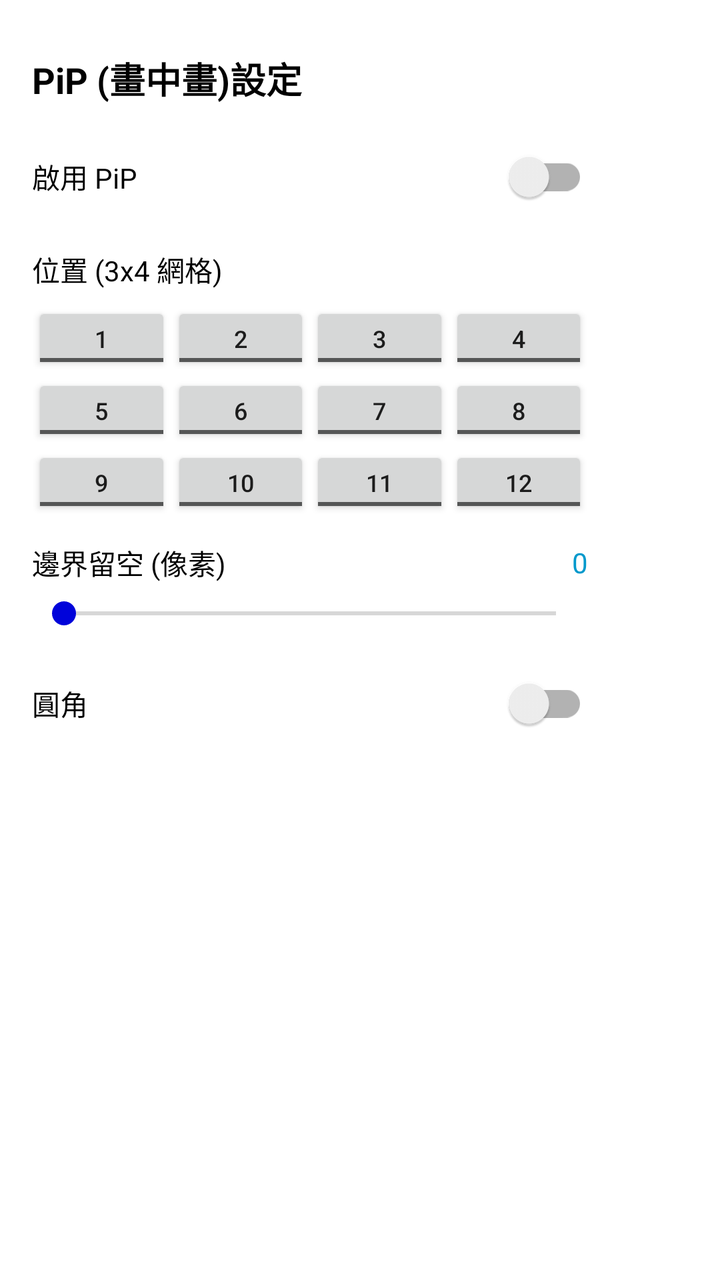
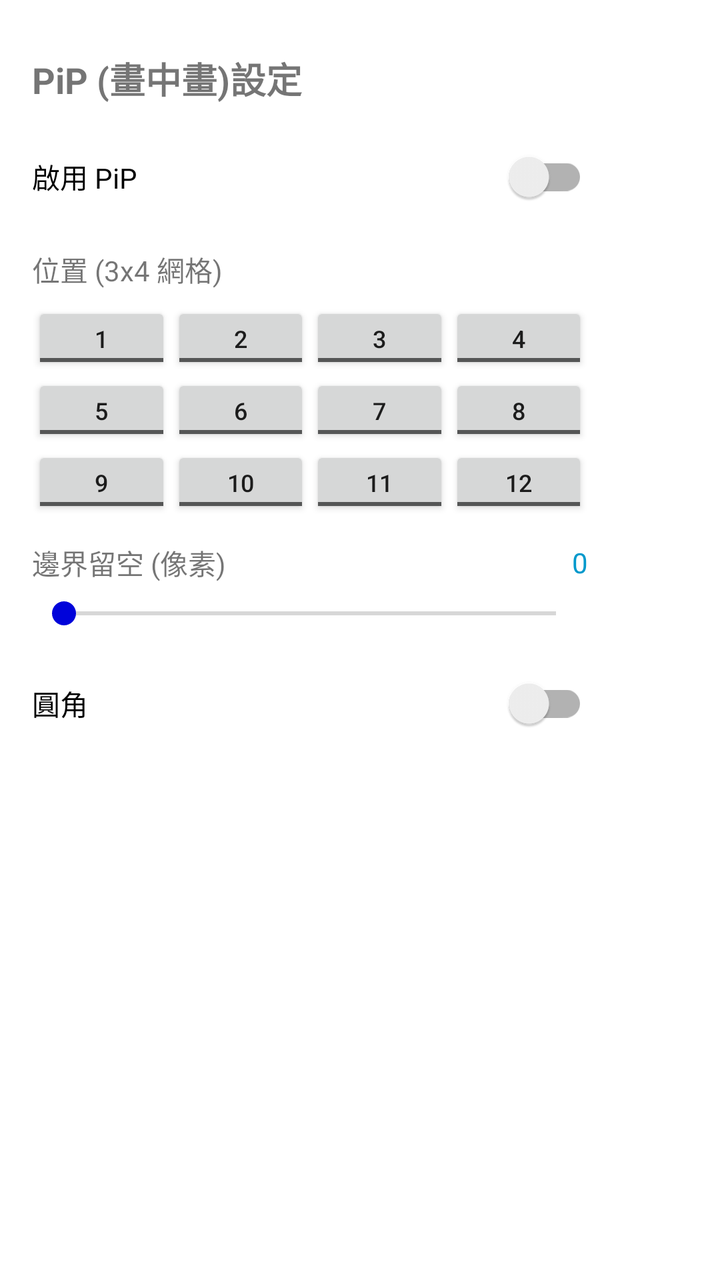

The first picture is an Android layout as it rendered before a commit; the second is the same layout after the commit. The layout source and the unified diff follow.
<!-- AndroidManifest.xml: application theme Theme.MyStreamingApp -->
<!-- res/layout/fragment_pip_settings.xml -->
<?xml version="1.0" encoding="utf-8"?>

<ScrollView xmlns:android="http://schemas.android.com/apk/res/android"
    android:layout_width="match_parent"
    android:layout_height="match_parent"
    android:background="@android:color/white"
    android:paddingTop="10dp"
    android:paddingRight="50dp"
    android:clipToPadding="false">

    <LinearLayout
        android:layout_width="match_parent"
        android:layout_height="wrap_content"
        android:orientation="vertical"
        android:padding="16dp">

        <TextView
            android:layout_width="wrap_content"
            android:layout_height="wrap_content"
            android:text="@string/pip_settings_title"
            android:textSize="18sp"
            android:textStyle="bold"
            android:layout_marginBottom="12dp"
            android:textColor="@android:color/black" />

        <androidx.appcompat.widget.SwitchCompat
            android:id="@+id/pipEnableSwitch"
            android:layout_width="match_parent"
            android:layout_height="wrap_content"
            android:text="@string/enable_pip"
            android:textSize="14sp"
            android:layout_marginBottom="12dp"
            android:textColor="@android:color/black" />

        <TextView
            android:layout_width="wrap_content"
            android:layout_height="wrap_content"
            android:text="@string/pip_position"
            android:textSize="14sp"
            android:layout_marginBottom="6dp"
            android:textColor="@android:color/black" />

        
        <GridLayout
            android:id="@+id/pipPositionGrid"
            android:layout_width="match_parent"
            android:layout_height="wrap_content"
            android:columnCount="4"
            android:rowCount="3"
            android:layout_marginBottom="12dp">
            <ToggleButton android:id="@+id/pos0" android:layout_width="0dp" android:layout_height="36dp" android:layout_columnWeight="1" android:textOff="1" android:textOn="1" android:textSize="12sp" />
            <ToggleButton android:id="@+id/pos1" android:layout_width="0dp" android:layout_height="36dp" android:layout_columnWeight="1" android:textOff="2" android:textOn="2" android:textSize="12sp" />
            <ToggleButton android:id="@+id/pos2" android:layout_width="0dp" android:layout_height="36dp" android:layout_columnWeight="1" android:textOff="3" android:textOn="3" android:textSize="12sp" />
            <ToggleButton android:id="@+id/pos3" android:layout_width="0dp" android:layout_height="36dp" android:layout_columnWeight="1" android:textOff="4" android:textOn="4" android:textSize="12sp" />
            <ToggleButton android:id="@+id/pos4" android:layout_width="0dp" android:layout_height="36dp" android:layout_columnWeight="1" android:textOff="5" android:textOn="5" android:textSize="12sp" />
            <ToggleButton android:id="@+id/pos5" android:layout_width="0dp" android:layout_height="36dp" android:layout_columnWeight="1" android:textOff="6" android:textOn="6" android:textSize="12sp" />
            <ToggleButton android:id="@+id/pos6" android:layout_width="0dp" android:layout_height="36dp" android:layout_columnWeight="1" android:textOff="7" android:textOn="7" android:textSize="12sp" />
            <ToggleButton android:id="@+id/pos7" android:layout_width="0dp" android:layout_height="36dp" android:layout_columnWeight="1" android:textOff="8" android:textOn="8" android:textSize="12sp" />
            <ToggleButton android:id="@+id/pos8" android:layout_width="0dp" android:layout_height="36dp" android:layout_columnWeight="1" android:textOff="9" android:textOn="9" android:textSize="12sp" />
            <ToggleButton android:id="@+id/pos9" android:layout_width="0dp" android:layout_height="36dp" android:layout_columnWeight="1" android:textOff="10" android:textOn="10" android:textSize="12sp" />
            <ToggleButton android:id="@+id/pos10" android:layout_width="0dp" android:layout_height="36dp" android:layout_columnWeight="1" android:textOff="11" android:textOn="11" android:textSize="12sp" />
            <ToggleButton android:id="@+id/pos11" android:layout_width="0dp" android:layout_height="36dp" android:layout_columnWeight="1" android:textOff="12" android:textOn="12" android:textSize="12sp" />
        </GridLayout>

        <LinearLayout
            android:layout_width="match_parent"
            android:layout_height="wrap_content"
            android:orientation="horizontal"
            android:gravity="center_vertical"
            android:layout_marginBottom="6dp">

            <TextView
                android:layout_width="0dp"
                android:layout_height="wrap_content"
                android:layout_weight="1"
                android:text="@string/pip_padding"
                android:textSize="14sp"
                android:textColor="@android:color/black" />

            <TextView
                android:id="@+id/pipPaddingValue"
                android:layout_width="wrap_content"
                android:layout_height="wrap_content"
                android:text="0"
                android:textSize="14sp"
                android:textColor="@android:color/holo_blue_dark" />
        </LinearLayout>

        <SeekBar
            android:id="@+id/pipPaddingSeekBar"
            android:layout_width="match_parent"
            android:layout_height="wrap_content"
            android:max="5"
            android:progress="0"
            android:layout_marginBottom="12dp" />

        <androidx.appcompat.widget.SwitchCompat
            android:id="@+id/pipRoundedSwitch"
            android:layout_width="match_parent"
            android:layout_height="wrap_content"
            android:text="@string/pip_rounded_corners"
            android:textSize="14sp"
            android:layout_marginBottom="12dp"
            android:textColor="@android:color/black" />

        
        <View
            android:layout_width="match_parent"
            android:layout_height="80dp" />

    </LinearLayout>
</ScrollView>
<!-- resources referenced by this layout -->
<resources>
  <string name="enable_pip">啟用 PiP</string>
  <string name="pip_padding">邊界留空 (像素)</string>
  <string name="pip_position">位置 (3x4 網格)</string>
  <string name="pip_rounded_corners">圓角</string>
  <string name="pip_settings_title">PiP (畫中畫)設定</string>
  <style name="Theme.MyStreamingApp" parent="Theme.MaterialComponents.DayNight.NoActionBar">
          
          <item name="colorPrimary">@color/purple_500</item>
          <item name="colorPrimaryVariant">@color/purple_700</item>
          <item name="colorOnPrimary">@color/white</item>
          
          <item name="colorSecondary">@color/teal_200</item>
          <item name="colorSecondaryVariant">@color/teal_700</item>
          <item name="colorOnSecondary">@color/black</item>
          
          <item name="android:statusBarColor">@android:color/transparent</item>
          
          <item name="android:navigationBarColor">@android:color/transparent</item>
          
          <item name="android:windowLightStatusBar">false</item>
          
          <item name="android:windowLightNavigationBar" tools:targetApi="27">true</item>
      </style>
  <color name="purple_500">#FF6200EE</color>
  <color name="purple_700">#FF3700B3</color>
  <color name="white">#FFFFFFFF</color>
  <color name="teal_200">#FF0003DA</color>
  <color name="teal_700">#FF000187</color>
  <color name="black">#FF000000</color>
</resources>

<!-- the commit's change to res/layout/fragment_pip_settings.xml (unified diff, before → after) -->
@@ -3,7 +3,7 @@
 <ScrollView xmlns:android="http://schemas.android.com/apk/res/android"
     android:layout_width="match_parent"
     android:layout_height="match_parent"
-    android:background="@android:color/white"
+    android:background="?android:attr/windowBackground"
     android:paddingTop="10dp"
     android:paddingRight="50dp"
     android:clipToPadding="false">
@@ -20,8 +20,7 @@
             android:text="@string/pip_settings_title"
             android:textSize="18sp"
             android:textStyle="bold"
-            android:layout_marginBottom="12dp"
-            android:textColor="@android:color/black" />
+            android:layout_marginBottom="12dp" />
 
         <androidx.appcompat.widget.SwitchCompat
             android:id="@+id/pipEnableSwitch"
@@ -29,16 +28,14 @@
             android:layout_height="wrap_content"
             android:text="@string/enable_pip"
             android:textSize="14sp"
-            android:layout_marginBottom="12dp"
-            android:textColor="@android:color/black" />
+            android:layout_marginBottom="12dp" />
 
         <TextView
             android:layout_width="wrap_content"
             android:layout_height="wrap_content"
             android:text="@string/pip_position"
             android:textSize="14sp"
-            android:layout_marginBottom="6dp"
-            android:textColor="@android:color/black" />
+            android:layout_marginBottom="6dp" />
 
         
         <GridLayout
@@ -74,8 +71,7 @@
                 android:layout_height="wrap_content"
                 android:layout_weight="1"
                 android:text="@string/pip_padding"
-                android:textSize="14sp"
-                android:textColor="@android:color/black" />
+                android:textSize="14sp" />
 
             <TextView
                 android:id="@+id/pipPaddingValue"
@@ -100,8 +96,7 @@
             android:layout_height="wrap_content"
             android:text="@string/pip_rounded_corners"
             android:textSize="14sp"
-            android:layout_marginBottom="12dp"
-            android:textColor="@android:color/black" />
+            android:layout_marginBottom="12dp" />
 
         
         <View
